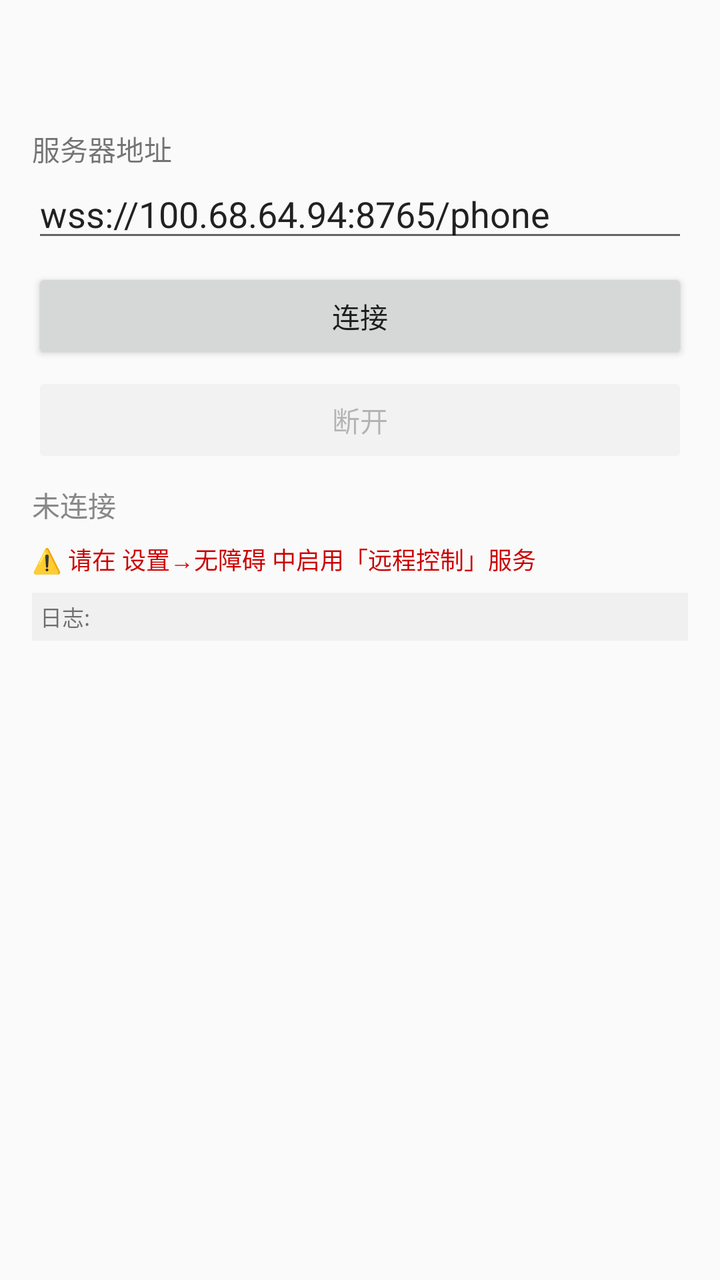
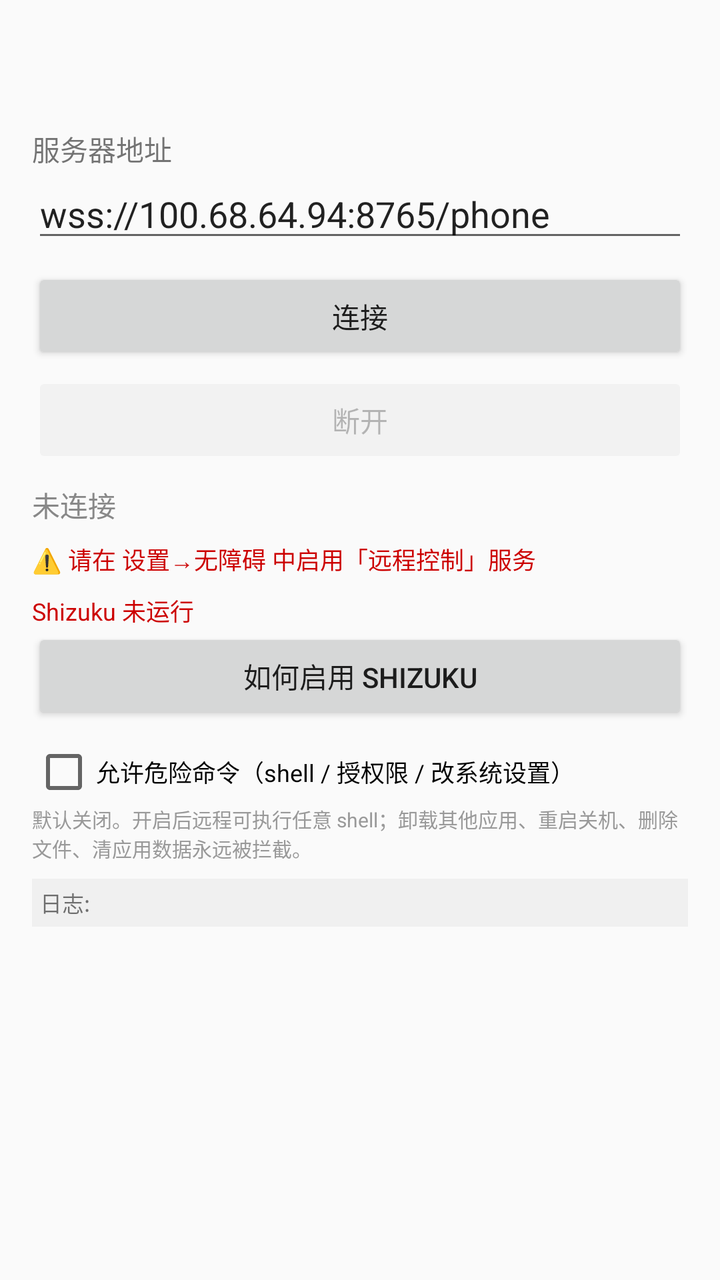

Before-and-after screenshots of an Android layout around one commit, followed by the original layout XML and the change that was made.
<!-- AndroidManifest.xml: application theme AppTheme -->
<!-- res/layout/activity_main.xml -->
<?xml version="1.0" encoding="utf-8"?>
<LinearLayout
    xmlns:android="http://schemas.android.com/apk/res/android"
    android:layout_width="match_parent"
    android:layout_height="match_parent"
    android:orientation="vertical"
    android:padding="16dp">

    <Space
        android:layout_width="match_parent"
        android:layout_height="48dp" />

    <TextView
        android:layout_width="wrap_content"
        android:layout_height="wrap_content"
        android:text="服务器地址"
        android:textSize="14sp" />

    <EditText
        android:id="@+id/editServerUrl"
        android:layout_width="match_parent"
        android:layout_height="wrap_content"
        android:hint="wss://100.68.64.94:8765/phone"
        android:inputType="textUri"
        android:text="wss://100.68.64.94:8765/phone"
        android:layout_marginBottom="8dp" />

    <Button
        android:id="@+id/btnConnect"
        android:layout_width="match_parent"
        android:layout_height="wrap_content"
        android:text="连接"
        android:layout_marginBottom="4dp" />

    <Button
        android:id="@+id/btnDisconnect"
        android:layout_width="match_parent"
        android:layout_height="wrap_content"
        android:text="断开"
        android:enabled="false"
        android:layout_marginBottom="8dp" />

    <TextView
        android:id="@+id/txtStatus"
        android:layout_width="match_parent"
        android:layout_height="wrap_content"
        android:text="未连接"
        android:textSize="14sp"
        android:textColor="#888888"
        android:layout_marginBottom="8dp" />

    <TextView
        android:id="@+id/txtA11yHint"
        android:layout_width="match_parent"
        android:layout_height="wrap_content"
        android:text="⚠️ 请在 设置→无障碍 中启用「远程控制」服务"
        android:textSize="12sp"
        android:textColor="#CC0000"
        android:layout_marginBottom="8dp" />

    <TextView
        android:id="@+id/txtLog"
        android:layout_width="match_parent"
        android:layout_height="wrap_content"
        android:maxLines="8"
        android:ellipsize="end"
        android:text="日志:"
        android:textSize="11sp"
        android:fontFamily="monospace"
        android:background="#F0F0F0"
        android:padding="4dp"
        android:scrollbars="vertical"
        android:textIsSelectable="true"
        android:gravity="bottom" />

</LinearLayout>
<!-- resources referenced by this layout -->
<resources>
  <style name="AppTheme" parent="android:Theme.Material.Light.DarkActionBar" />
</resources>

<!-- the commit's change to res/layout/activity_main.xml (unified diff, before → after) -->
@@ -59,6 +59,36 @@
         android:layout_marginBottom="8dp" />
 
     <TextView
+        android:id="@+id/txtShizukuHint"
+        android:layout_width="match_parent"
+        android:layout_height="wrap_content"
+        android:text="Shizuku 未运行"
+        android:textSize="12sp"
+        android:textColor="#CC0000" />
+
+    <Button
+        android:id="@+id/btnShizuku"
+        android:layout_width="match_parent"
+        android:layout_height="wrap_content"
+        android:text="如何启用 Shizuku"
+        android:layout_marginBottom="8dp" />
+
+    <CheckBox
+        android:id="@+id/chkDanger"
+        android:layout_width="match_parent"
+        android:layout_height="wrap_content"
+        android:text="允许危险命令（shell / 授权限 / 改系统设置）"
+        android:textSize="12sp" />
+
+    <TextView
+        android:layout_width="match_parent"
+        android:layout_height="wrap_content"
+        android:text="默认关闭。开启后远程可执行任意 shell；卸载其他应用、重启关机、删除文件、清应用数据永远被拦截。"
+        android:textSize="10sp"
+        android:textColor="#999999"
+        android:layout_marginBottom="8dp" />
+
+    <TextView
         android:id="@+id/txtLog"
         android:layout_width="match_parent"
         android:layout_height="wrap_content"
